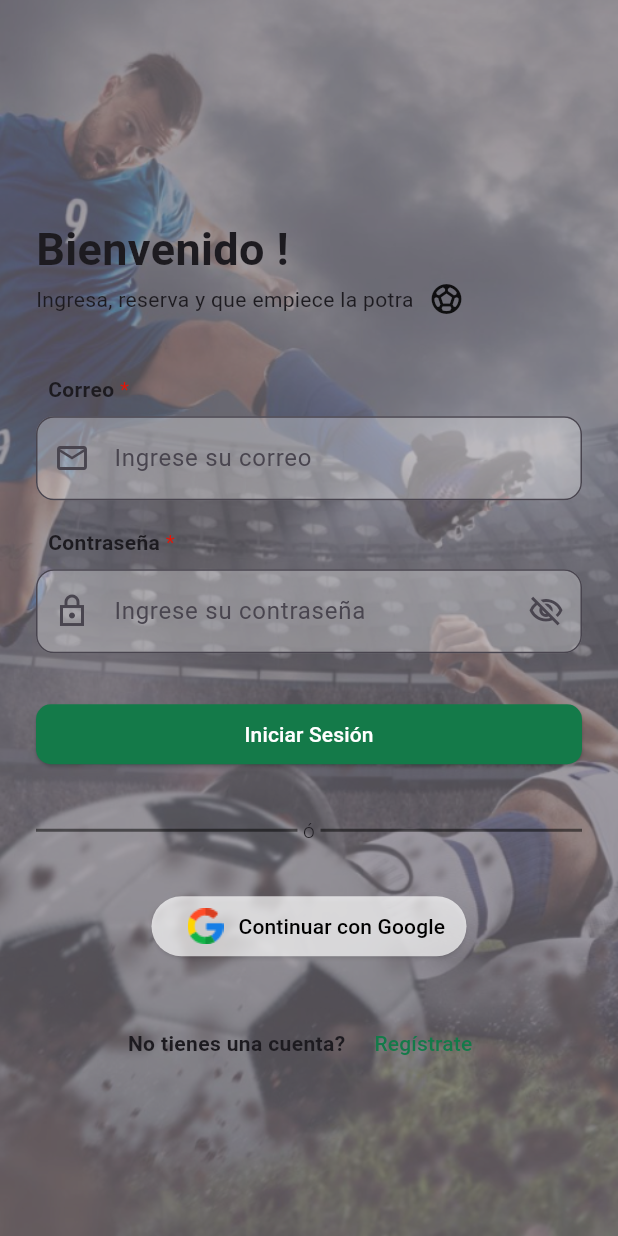
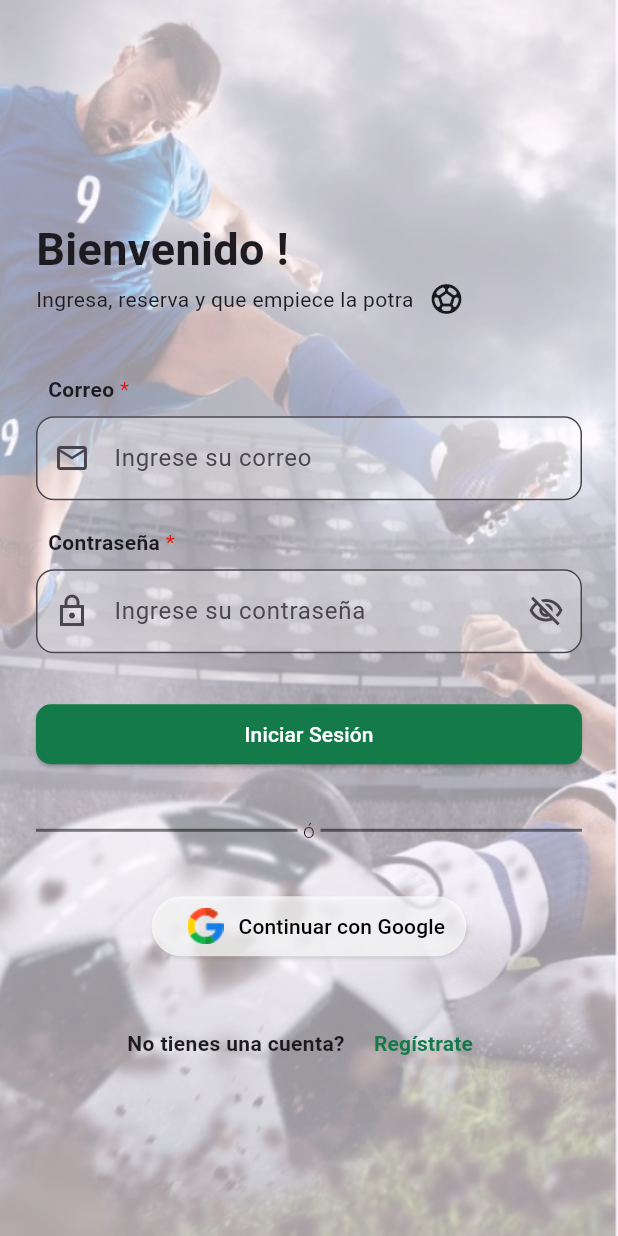
Before and after one commit to jdmc-unah/AppReservarCanchas, a Flutter app: the screen it shows after launch, on a phone screen of 412 x 824 dp. Run offline on Flutter 3.47's test engine with Material 3 defaults, Android fonts, the phone set to English and light mode, and no system bars; our stand-ins replace cloud_firestore, firebase_auth, firebase_core, flutter_rating_bar, get, get_storage and 2 more; accounts and stored records are empty.

Commit message:
arreglar fondo login

```diff
--- a/app_reservar_canchas/lib/vistas/vistas_login/login.dart
+++ b/app_reservar_canchas/lib/vistas/vistas_login/login.dart
@@ -25,7 +25,7 @@ class Login extends StatelessWidget {
         children: [
           Positioned.fill(
             child: Image.asset(
-              "assets/imagenes/fondo_login_oscuro.png", //TODO: arreglar fondo
+              "assets/imagenes/fondo_login_medio.png",
               fit: BoxFit.cover,
             ),
           ),
@@ -167,6 +167,8 @@ class Login extends StatelessWidget {
                         child: Text(
                           'Regístrate',
                           style: TextStyle(
+                            fontWeight: FontWeight.bold,
+
                             color: Color.fromARGB(255, 20, 122, 73),
                           ),
                         ),
--- a/app_reservar_canchas/lib/widgets/widgets_login/login_text_field.dart
+++ b/app_reservar_canchas/lib/widgets/widgets_login/login_text_field.dart
@@ -46,6 +46,7 @@ class _LoginTextFieldState extends State<LoginTextField> {
         ),
 
         TextField(
+          cursorColor: Color.fromARGB(255, 20, 122, 73),
           controller: widget.controller,
           obscureText: widget.activarSuffix == true
               ? mostrarContra
@@ -55,6 +56,10 @@ class _LoginTextFieldState extends State<LoginTextField> {
             filled: true,
             fillColor: Colors.white30,
             border: OutlineInputBorder(borderRadius: BorderRadius.circular(12)),
+            focusedBorder: OutlineInputBorder(
+              borderRadius: BorderRadius.circular(12),
+              borderSide: BorderSide(color: Color.fromARGB(255, 20, 122, 73)),
+            ),
             hintText: widget.hintText,
             prefixIcon: Icon(widget.prefixIcon),
 
--- a/app_reservar_canchas/pubspec.yaml
+++ b/app_reservar_canchas/pubspec.yaml
@@ -77,8 +77,7 @@ flutter:
   # To add assets to your application, add an assets section, like this:
   assets:
     - assets/data/canchas_test.json
-    - assets/imagenes/fondo_login3.jpg
-    - assets/imagenes/fondo_login_oscuro.png
+    - assets/imagenes/fondo_login_medio.png
     - assets/iconos/googlex24.png
 
   # An image asset can refer to one or more resolution-specific "variants", see
```
Also changed, not shown: app_reservar_canchas/assets/imagenes/fondo_login3.jpg (deleted), app_reservar_canchas/assets/imagenes/fondo_login_medio.png (added), app_reservar_canchas/assets/imagenes/fondo_login_oscuro.png (deleted).
